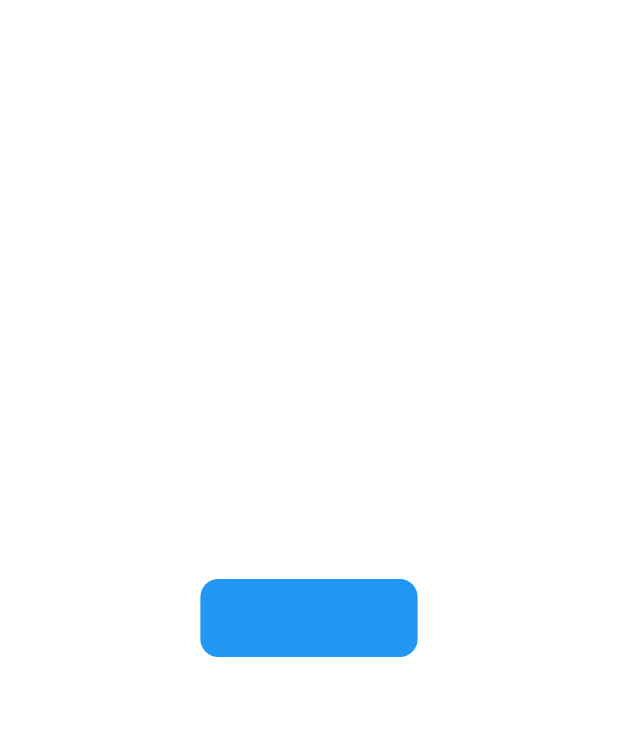
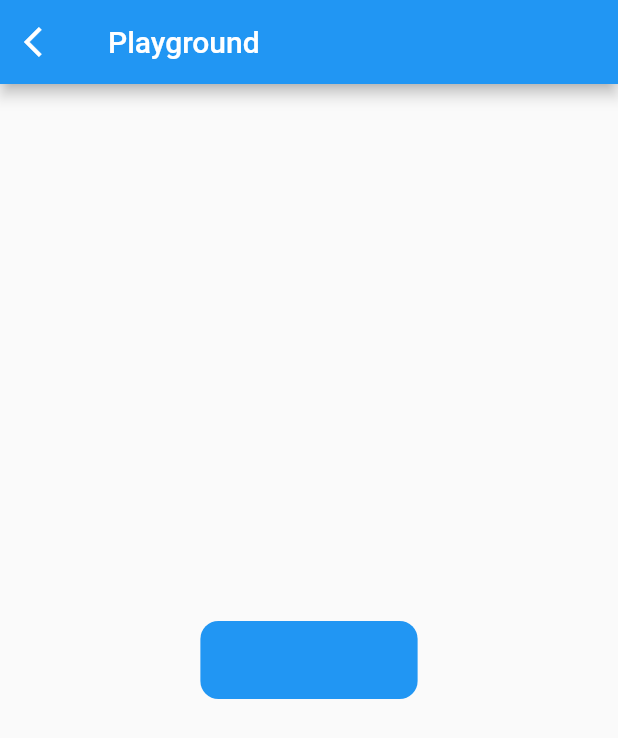
Before and after one commit to zebrallel/hello_flutter, a Flutter app: the screen it shows after launch, after a tap on "loading", on a phone screen of 412 x 824 dp. Shown: the top 738 px of the screen. Run offline on Flutter 3.47's test engine with Material 2 defaults, Android fonts, the phone set to English and light mode, and no system bars.

Commit message:
feat: update

```diff
--- /dev/null
+++ b/lib/components/layout.dart
@@ -0,0 +1,21 @@
+import 'package:flutter/material.dart';
+import 'package:flutter/widgets.dart';
+
+class Layout extends StatelessWidget {
+  const Layout({@required this.child});
+  final Widget child;
+
+  @override
+  Widget build(BuildContext context) {
+    return Scaffold(
+        appBar: AppBar(
+          automaticallyImplyLeading: true,
+          title: Text('Playground'),
+          leading: IconButton(
+            icon: Icon(Icons.arrow_back_ios),
+            onPressed: () => Navigator.pop(context, false),
+          ),
+        ),
+        body: this.child);
+  }
+}
--- a/lib/main.dart
+++ b/lib/main.dart
@@ -7,15 +7,12 @@ class MyApp extends StatelessWidget {
   @override
   Widget build(BuildContext context) {
     return MaterialApp(
-        home: Scaffold(
-            appBar: AppBar(
-              automaticallyImplyLeading: true,
-              title: Text('Playground'),
-              leading: IconButton(
-                icon: Icon(Icons.arrow_back_ios),
-                onPressed: () => Navigator.pop(context, false),
-              ),
-            ),
-            body: RoutePage()));
+      home: Scaffold(
+        appBar: AppBar(
+          title: Text('Playground')
+        ),
+        body: RoutePage(),
+      )
+    );
   }
 }
--- a/lib/pages/counter.dart
+++ b/lib/pages/counter.dart
@@ -1,4 +1,5 @@
 import 'package:flutter/material.dart';
+import 'package:hello_world/components/layout.dart';
 
 class CounterPage extends StatefulWidget {
   @override
@@ -10,6 +11,8 @@ class CounterPage extends StatefulWidget {
 class _CounterState extends State<CounterPage> {
   @override
   Widget build(BuildContext context) {
-    return Text('this is counter page');
+    return Layout(
+      child: Text('this is counter page'),
+    );
   }
 }
--- a/lib/pages/loading.dart
+++ b/lib/pages/loading.dart
@@ -1,10 +1,12 @@
 import 'package:flutter/widgets.dart';
 import 'package:hello_world/components/button.dart';
+import 'package:hello_world/components/layout.dart';
 
 class LoadingPage extends StatelessWidget {
   @override
   Widget build(BuildContext context) {
-    return Center(
+    return Layout(
+        child: Center(
       child: Column(
         mainAxisAlignment: MainAxisAlignment.center,
         children: <Widget>[
@@ -16,6 +18,6 @@ class LoadingPage extends StatelessWidget {
           )
         ],
       ),
-    );
+    ));
   }
 }
```
